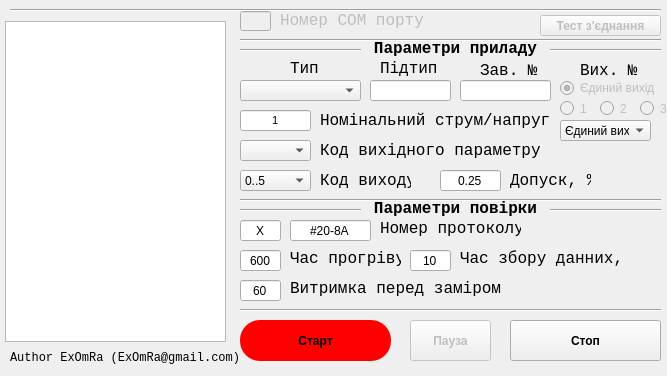
ExOmRa/AMSof-Meatest-M133, file gui.ui: the form before one commit.
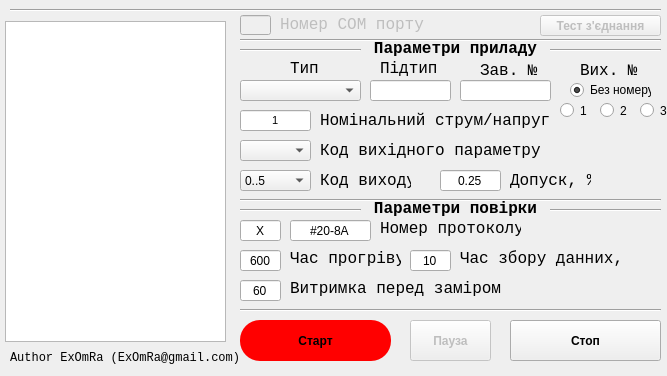
The form after the commit.

```diff
--- a/gui.ui
+++ b/gui.ui
@@ -282,7 +282,7 @@
    <property name="geometry">
     <rect>
      <x>240</x>
-     <y>11</y>
+     <y>15</y>
      <width>31</width>
      <height>20</height>
     </rect>
@@ -311,7 +311,7 @@
    <property name="geometry">
     <rect>
      <x>280</x>
-     <y>10</y>
+     <y>14</y>
      <width>161</width>
      <height>21</height>
     </rect>
@@ -781,20 +781,20 @@
     <set>Qt::AlignCenter</set>
    </property>
   </widget>
-  <widget class="QRadioButton" name="targetExitNumber_1">
+  <widget class="QRadioButton" name="targetExitNumber_0">
    <property name="enabled">
-    <bool>false</bool>
+    <bool>true</bool>
    </property>
    <property name="geometry">
     <rect>
-     <x>560</x>
-     <y>80</y>
-     <width>101</width>
+     <x>570</x>
+     <y>82</y>
+     <width>81</width>
      <height>16</height>
     </rect>
    </property>
    <property name="text">
-    <string>Єдиний вихід</string>
+    <string>Без номеру</string>
    </property>
    <property name="checked">
     <bool>true</bool>
@@ -806,14 +806,14 @@
     <string notr="true">targetExitNumber_S</string>
    </attribute>
   </widget>
-  <widget class="QRadioButton" name="targetExitNumber_4">
+  <widget class="QRadioButton" name="targetExitNumber_1">
    <property name="enabled">
-    <bool>false</bool>
+    <bool>true</bool>
    </property>
    <property name="geometry">
     <rect>
      <x>560</x>
-     <y>100</y>
+     <y>102</y>
      <width>31</width>
      <height>17</height>
     </rect>
@@ -830,12 +830,12 @@
   </widget>
   <widget class="QRadioButton" name="targetExitNumber_2">
    <property name="enabled">
-    <bool>false</bool>
+    <bool>true</bool>
    </property>
    <property name="geometry">
     <rect>
      <x>600</x>
-     <y>100</y>
+     <y>102</y>
      <width>31</width>
      <height>17</height>
     </rect>
@@ -849,12 +849,12 @@
   </widget>
   <widget class="QRadioButton" name="targetExitNumber_3">
    <property name="enabled">
-    <bool>false</bool>
+    <bool>true</bool>
    </property>
    <property name="geometry">
     <rect>
      <x>640</x>
-     <y>100</y>
+     <y>102</y>
      <width>31</width>
      <height>17</height>
     </rect>
@@ -1041,42 +1041,6 @@
     <string>Допуск, %</string>
    </property>
   </widget>
-  <widget class="QComboBox" name="targetExitNumber">
-   <property name="enabled">
-    <bool>true</bool>
-   </property>
-   <property name="geometry">
-    <rect>
-     <x>560</x>
-     <y>120</y>
-     <width>91</width>
-     <height>21</height>
-    </rect>
-   </property>
-   <property name="currentText">
-    <string>Єдиний вихід</string>
-   </property>
-   <item>
-    <property name="text">
-     <string>Єдиний вихід</string>
-    </property>
-   </item>
-   <item>
-    <property name="text">
-     <string>1</string>
-    </property>
-   </item>
-   <item>
-    <property name="text">
-     <string>2</string>
-    </property>
-   </item>
-   <item>
-    <property name="text">
-     <string>3</string>
-    </property>
-   </item>
-  </widget>
  </widget>
  <resources/>
  <connections/>
```
Left out of the diff: 12 changed lines with no effect on the pictures.
